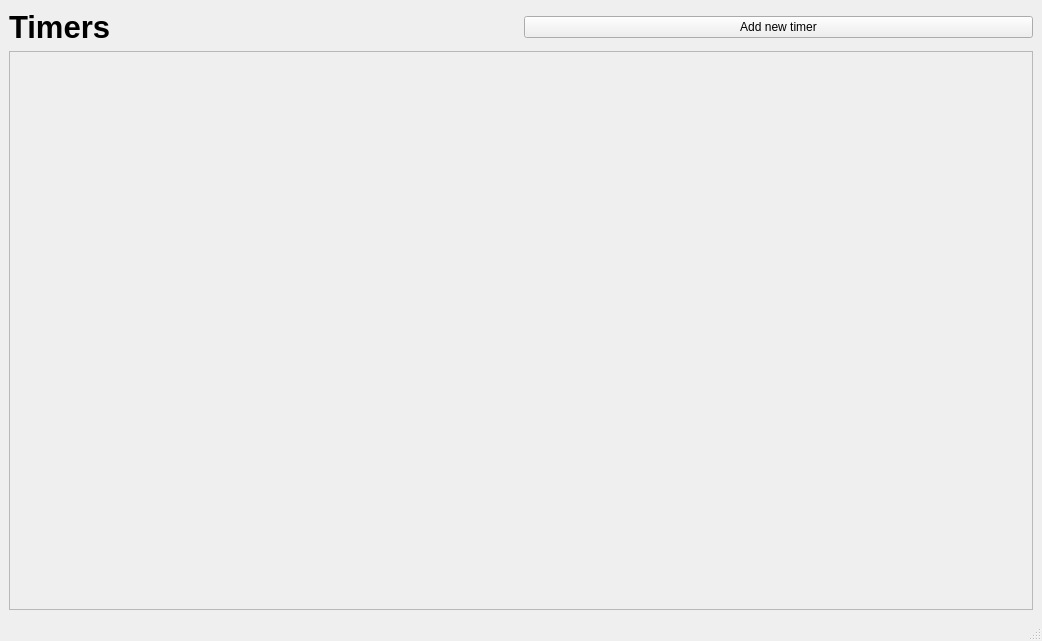
This is mainwindow.ui in MikeParadox/study_timer as Qt 5 draws it before an edit. The edited form follows.
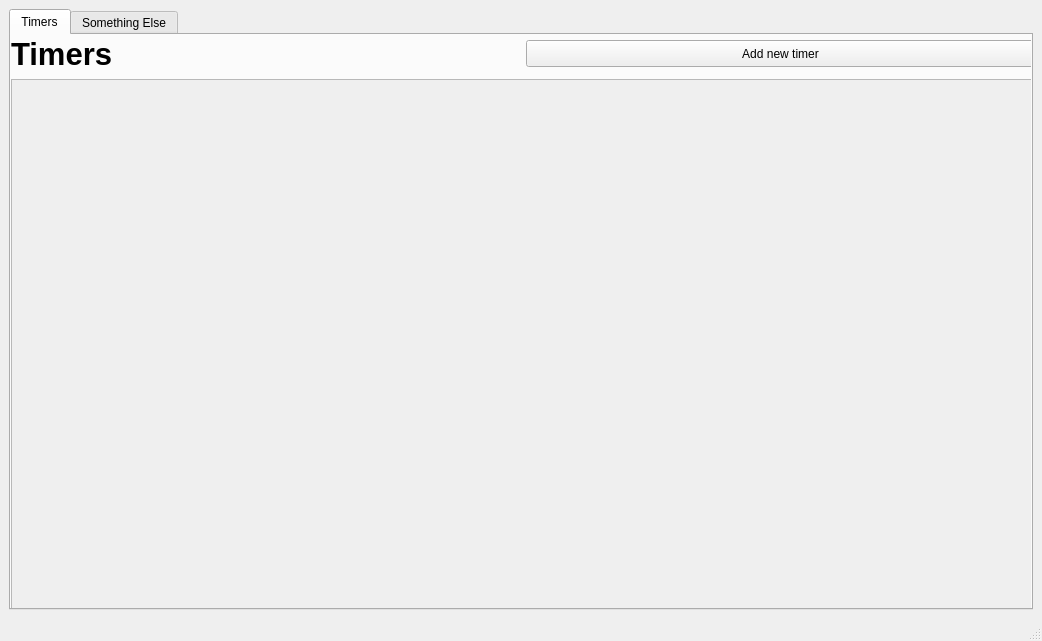
This is the edited form.

Commit message: Add tabs, Set window and dialog title, simplify code (no more Timer class)

Patch:
```diff
--- a/mainwindow.ui
+++ b/mainwindow.ui
@@ -18,46 +18,81 @@
     <bool>true</bool>
    </property>
    <layout class="QGridLayout" name="gridLayout">
-    <item row="0" column="1">
-     <widget class="QPushButton" name="addTimerButton">
-      <property name="text">
-       <string>Add new timer</string>
-      </property>
-     </widget>
-    </item>
-    <item row="3" column="0" colspan="2">
-     <widget class="QScrollArea" name="scrollArea">
-      <property name="enabled">
-       <bool>true</bool>
-      </property>
-      <property name="widgetResizable">
-       <bool>true</bool>
-      </property>
-      <widget class="QWidget" name="scrollAreaWidgetContents">
-       <property name="geometry">
-        <rect>
-         <x>0</x>
-         <y>0</y>
-         <width>1022</width>
-         <height>529</height>
-        </rect>
-       </property>
-       <layout class="QVBoxLayout" name="verticalLayout_2"/>
-      </widget>
-     </widget>
-    </item>
     <item row="0" column="0">
-     <widget class="QLabel" name="label">
-      <property name="font">
-       <font>
-        <pointsize>23</pointsize>
-        <weight>75</weight>
-        <bold>true</bold>
-       </font>
+     <widget class="QTabWidget" name="tabWidget">
+      <property name="currentIndex">
+       <number>0</number>
       </property>
-      <property name="text">
-       <string>Timers</string>
-      </property>
+      <widget class="QWidget" name="timerTab">
+       <attribute name="title">
+        <string>Timers</string>
+       </attribute>
+       <widget class="QLabel" name="label">
+        <property name="geometry">
+         <rect>
+          <x>0</x>
+          <y>0</y>
+          <width>509</width>
+          <height>38</height>
+         </rect>
+        </property>
+        <property name="font">
+         <font>
+          <pointsize>23</pointsize>
+          <weight>75</weight>
+          <bold>true</bold>
+         </font>
+        </property>
+        <property name="text">
+         <string>Timers</string>
+        </property>
+       </widget>
+       <widget class="QPushButton" name="addTimerButton">
+        <property name="geometry">
+         <rect>
+          <x>515</x>
+          <y>5</y>
+          <width>509</width>
+          <height>27</height>
+         </rect>
+        </property>
+        <property name="text">
+         <string>Add new timer</string>
+        </property>
+       </widget>
+       <widget class="QScrollArea" name="scrollArea">
+        <property name="enabled">
+         <bool>true</bool>
+        </property>
+        <property name="geometry">
+         <rect>
+          <x>0</x>
+          <y>44</y>
+          <width>1024</width>
+          <height>531</height>
+         </rect>
+        </property>
+        <property name="widgetResizable">
+         <bool>true</bool>
+        </property>
+        <widget class="QWidget" name="scrollAreaWidgetContents">
+         <property name="geometry">
+          <rect>
+           <x>0</x>
+           <y>0</y>
+           <width>1022</width>
+           <height>529</height>
+          </rect>
+         </property>
+         <layout class="QVBoxLayout" name="verticalLayout_2"/>
+        </widget>
+       </widget>
+      </widget>
+      <widget class="QWidget" name="somethingElseTab">
+       <attribute name="title">
+        <string>Something Else</string>
+       </attribute>
+      </widget>
      </widget>
     </item>
    </layout>
```
Left out of the diff: 2 changed lines with no effect on the pictures. The commit also changes 5 other files.
